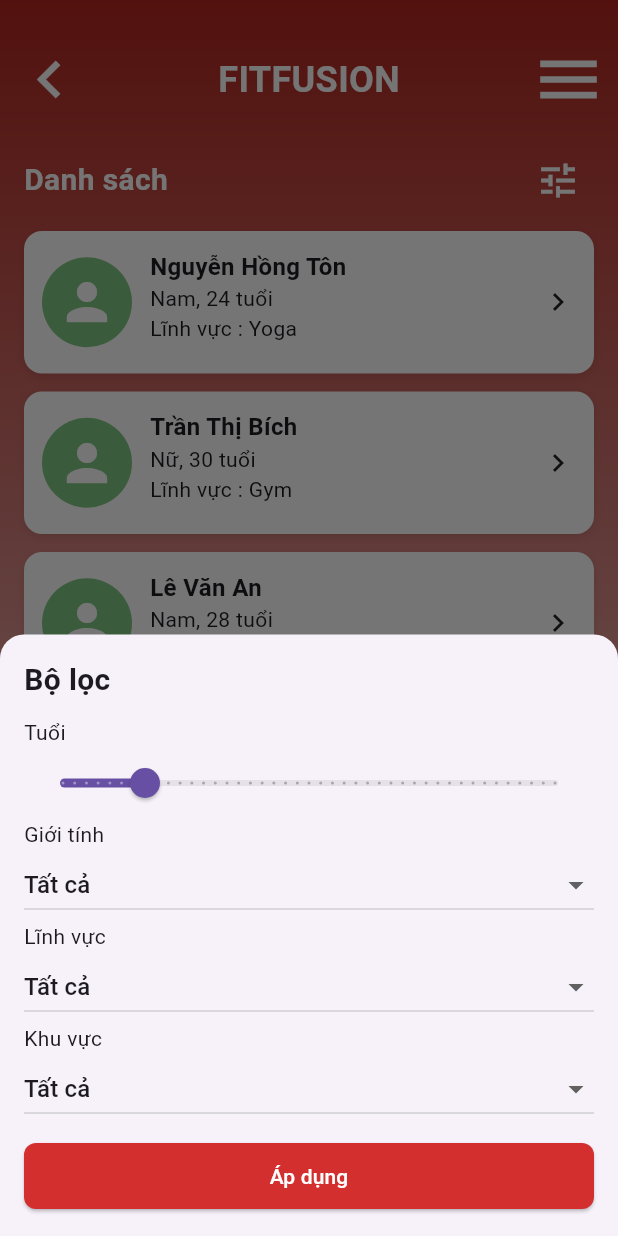
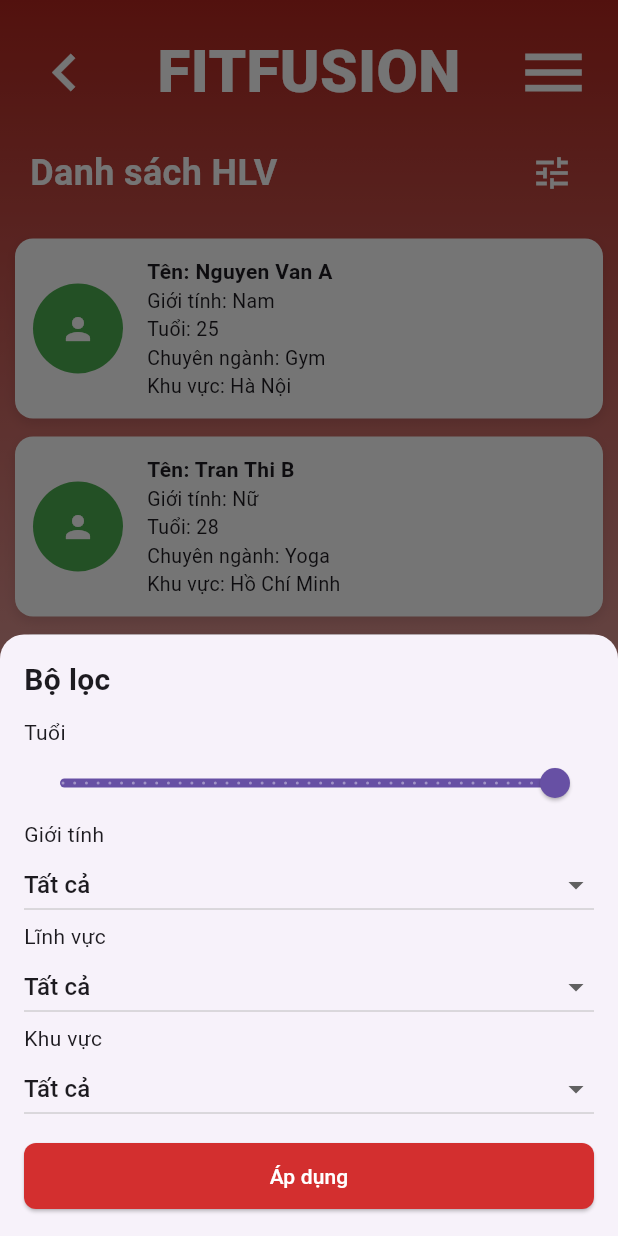
Before and after one commit to ToanTrinh2004/FITFUSION, a Flutter app: the CoachScreen screen opened directly, after a tap on the "tune" icon, on a phone screen of 412 x 824 dp. Run offline on Flutter 3.47's test engine with Material 3 defaults, Android fonts, the light colour scheme and no system bars; our stand-ins replace fl_chart.

Commit message:
upgrade Coach

```diff
--- a/fitfusion_frontend/lib/screen/home.dart
+++ b/fitfusion_frontend/lib/screen/home.dart
@@ -3,7 +3,7 @@
 import '../theme/theme.dart';
 import '../widgets/tabbar.dart';
 import '../widgets/widget_home.dart';
-import 'package:fitfusion_frontend/screen/main_features/coach.dart';
+import 'package:fitfusion_frontend/screen/main_features/coach/coach.dart';
 import 'package:fitfusion_frontend/screen/main_features/calories/calories.dart';
 import 'package:fitfusion_frontend/screen/main_features/workout/workout_home.dart';
 import 'package:fitfusion_frontend/screen/main_features/nutrition.dart';
--- a/fitfusion_frontend/lib/screen/main_features/coach.dart
+++ /dev/null
@@ -1,326 +0,0 @@
-import 'package:fitfusion_frontend/widgets/tabbar.dart';
-import 'package:flutter/material.dart';
-import 'package:fitfusion_frontend/theme/theme.dart';
-
-class CoachScreen extends StatefulWidget {
-  const CoachScreen({super.key});
-
-  @override
-  CoachScreenState createState() => CoachScreenState();
-}
-
-class CoachScreenState extends State<CoachScreen> {
-  double _age = 25; // Default age value
-  String _selectedGender = "Tất cả";
-  String _selectedField = "Tất cả";
-  String _selectedRegion = "Tất cả";
-
-  // Sample list of coaches
-  final List<Map<String, String>> _allCoaches = [
-    {
-      "name": "Nguyễn Hồng Tôn",
-      "gender": "Nam",
-      "age": "24",
-      "field": "Yoga",
-      "region": "Hà Nội"
-    },
-    {
-      "name": "Trần Thị Bích",
-      "gender": "Nữ",
-      "age": "30",
-      "field": "Gym",
-      "region": "Hồ Chí Minh"
-    },
-    {
-      "name": "Lê Văn An",
-      "gender": "Nam",
-      "age": "28",
-      "field": "Calisthenics",
-      "region": "Đà Nẵng"
-    },
-    {
-      "name": "Phạm Thị Hoa",
-      "gender": "Nữ",
-      "age": "26",
-      "field": "Cardio",
-      "region": "Hà Nội"
-    },
-    // Add more coaches as needed
-  ];
-
-  List<Map<String, String>> _filteredCoaches = [];
-
-  @override
-  void initState() {
-    super.initState();
-    _filteredCoaches = _allCoaches; // Initialize with all coaches
-  }
-
-  void _showFilterModal() {
-    double tempAge = _age;
-    String tempGender = _selectedGender;
-    String tempField = _selectedField;
-    String tempRegion = _selectedRegion;
-
-    showModalBottomSheet(
-      context: context,
-      isScrollControlled: true,
-      shape: const RoundedRectangleBorder(
-        borderRadius: BorderRadius.vertical(top: Radius.circular(16)),
-      ),
-      builder: (context) {
-        return StatefulBuilder(
-          builder: (context, setModalState) {
-            return Padding(
-              padding: const EdgeInsets.all(16.0),
-              child: Column(
-                mainAxisSize: MainAxisSize.min,
-                crossAxisAlignment: CrossAxisAlignment.start,
-                children: [
-                  const Text(
-                    "Bộ lọc",
-                    style: TextStyle(fontSize: 20, fontWeight: FontWeight.bold),
-                  ),
-                  const SizedBox(height: 10),
-
-                  // Age filter
-                  const Text("Tuổi"),
-                  Slider(
-                    value: tempAge,
-                    min: 18,
-                    max: 60,
-                    divisions: 42,
-                    label: tempAge.round().toString(),
-                    onChanged: (value) {
-                      setModalState(() {
-                        tempAge = value;
-                      });
-                    },
-                  ),
-
-                  // Gender filter
-                  const Text("Giới tính"),
-                  DropdownButton<String>(
-                    value: tempGender,
-                    isExpanded: true,
-                    items: ["Tất cả", "Nam", "Nữ"].map((String value) {
-                      return DropdownMenuItem<String>(
-                        value: value,
-                        child: Text(value),
-                      );
-                    }).toList(),
-                    onChanged: (newValue) {
-                      setModalState(() {
-                        tempGender = newValue!;
-                      });
-                    },
-                  ),
-
-                  // Field filter
-                  const Text("Lĩnh vực"),
-                  DropdownButton<String>(
-                    value: tempField,
-                    isExpanded: true,
-                    items: ["Tất cả", "Gym", "Yoga", "Calisthenics", "Cardio"].map((String value) {
-                      return DropdownMenuItem<String>(
-                        value: value,
-                        child: Text(value),
-                      );
-                    }).toList(),
-                    onChanged: (newValue) {
-                      setModalState(() {
-                        tempField = newValue!;
-                      });
-                    },
-                  ),
-
-                  // Region filter
-                  const Text("Khu vực"),
-                  DropdownButton<String>(
-                    value: tempRegion,
-                    isExpanded: true,
-                    items: ["Tất cả", "Hà Nội", "Hồ Chí Minh", "Đà Nẵng"].map((String value) {
-                      return DropdownMenuItem<String>(
-                        value: value,
-                        child: Text(value),
-                      );
-                    }).toList(),
-                    onChanged: (newValue) {
-                      setModalState(() {
-                        tempRegion = newValue!;
-                      });
-                    },
-                  ),
-
-                  const SizedBox(height: 10),
-
-                  // Apply filter button
-                  SizedBox(
-                    width: double.infinity,
-                    child: ElevatedButton(
-                      onPressed: () {
-                        setState(() {
-                          _age = tempAge;
-                          _selectedGender = tempGender;
-                          _selectedField = tempField;
-                          _selectedRegion = tempRegion;
-                          _filterCoaches(); // Call filter function
-                        });
-                        Navigator.pop(context);
-                      },
-                      style: ElevatedButton.styleFrom(
-                        backgroundColor: Colors.red[700],
-                        padding: const EdgeInsets.symmetric(vertical: 12),
-                        shape: RoundedRectangleBorder(
-                          borderRadius: BorderRadius.circular(8),
-                        ),
-                      ),
-                      child: const Text("Áp dụng", style: TextStyle(color: Colors.white)),
-                    ),
-                  ),
-                ],
-              ),
-            );
-          },
-        );
-      },
-    );
-  }
-
-  void _filterCoaches() {
-    setState(() {
-      _filteredCoaches = _allCoaches.where((coach) {
-        bool matchesAge = true;
-        bool matchesGender = true;
-        bool matchesField = true;
-        bool matchesRegion = true;
-
-        if (_selectedGender != "Tất cả") {
-          matchesGender = coach["gender"] == _selectedGender;
-        }
-
-        if (_selectedField != "Tất cả") {
-          matchesField = coach["field"] == _selectedField;
-        }
-
-        if (_selectedRegion != "Tất cả") {
-          matchesRegion = coach["region"] == _selectedRegion;
-        }
-
-        matchesAge = double.parse(coach["age"]!) <= _age; // Check age condition
-
-        return matchesAge && matchesGender && matchesField && matchesRegion;
-      }).toList();
-    });
-  }
-
-  @override
-  Widget build(BuildContext context) {
-    return Scaffold(
-      body: Container(
-        width: double.infinity,
-        height: double.infinity,
-        decoration: const BoxDecoration(
-          gradient: appGradient,
-        ),
-        child: Column(
-          children: [
-            const SizedBox(height: 20),
-            AppBarCustom(),
-            // Title + Filter Icon
-            Padding(
-              padding: const EdgeInsets.symmetric(vertical: 10, horizontal: 16),
-              child: Row(
-                mainAxisAlignment: MainAxisAlignment.spaceBetween,
-                children: [
-                  const Text(
-                    "Danh sách",
-                    style: TextStyle(
-                      fontSize: 20,
-                      fontWeight: FontWeight.bold,
-                      color: Colors.white,
-                    ),
-                  ),
-                  IconButton(
-                    icon: const Icon(Icons.tune, color: Colors.white, size: 30),
-                    onPressed: _showFilterModal,
-                  ),
-                ],
-              ),
-            ),
-
-            // Coaches list
-            Expanded(
-              child: ListView.builder(
-                padding: const EdgeInsets.symmetric(horizontal: 16),
-                itemCount: _filteredCoaches.length, // Dynamic item count
-                itemBuilder: (context, index) {
-                  final coach = _filteredCoaches[index];
-                  return Container(
-                    margin: const EdgeInsets.only(bottom: 12),
-                    padding: const EdgeInsets.all(12),
-                    decoration: BoxDecoration(
-                      color: Colors.white,
-                      borderRadius: BorderRadius.circular(12),
-                      boxShadow: [
-                        BoxShadow(
-                          color: Colors.black.withOpacity(0.1),
-                          blurRadius: 4,
-                          offset: const Offset(0, 2),
-                        ),
-                      ],
-                    ),
-                    child: Row(
-                      children: [
-                        // Avatar
-                        CircleAvatar(
-                          radius: 30,
-                          backgroundColor: Colors.green[300],
-                          child: const Icon(Icons.person, size: 40, color: Colors.white),
-                        ),
-                        const SizedBox(width: 12),
-
-                        // Coach information
-                        Expanded(
-                          child: Column(
-                            crossAxisAlignment: CrossAxisAlignment.start,
-                            children: [
-                              Text(
-                                coach["name"]!,
-                                style: const TextStyle(fontWeight: FontWeight.bold, fontSize: 16),
-                              ),
-                              Text("${coach["gender"]}, ${coach["age"]} tuổi", style: const TextStyle(fontSize: 14)),
-                              Text("Lĩnh vực : ${coach["field"]}", style: const TextStyle(fontSize: 14)),
-                              const SizedBox(height: 8),
-                            ],
-                          ),
-                        ),
-                        // Arrow icon
-                        const Icon(Icons.chevron_right, size: 24),
-                      ],
-                    ),
-                  );
-                },
-              ),
-            ),
-            // "Show more" button
-            Padding(
-              padding: const EdgeInsets.only(bottom: 16),
-              child: ElevatedButton(
-                onPressed: () {},
-                style: ElevatedButton.styleFrom(
-                  backgroundColor: Colors.red[700],
-                  padding: const EdgeInsets.symmetric(horizontal: 32, vertical: 12),
-                  shape: RoundedRectangleBorder(
-                    borderRadius: BorderRadius.circular(8),
-                  ),
-                ),
-                child: const Text("Show more", style: TextStyle(fontSize: 16, color: Colors.white)),
-              ),
-            ),
-          ],
-        ),
-      ),
-    );
-  }
-}
--- /dev/null
+++ b/fitfusion_frontend/lib/screen/main_features/coach/coach.dart
@@ -0,0 +1,280 @@
+import 'package:fitfusion_frontend/screen/main_features/coach/contactCoach.dart';
+import 'package:fitfusion_frontend/theme/theme.dart';
+import 'package:flutter/material.dart';
+import 'package:fitfusion_frontend/widgets/tabbar.dart';
+
+void main() {
+  runApp(const MaterialApp(
+    debugShowCheckedModeBanner: false,
+    home: CoachScreen(),
+  ));
+}
+
+class CoachScreen extends StatefulWidget {
+  const CoachScreen({super.key});
+
+  @override
+  State<CoachScreen> createState() => _CoachScreenState();
+}
+
+class _CoachScreenState extends State<CoachScreen> {
+  double _age = 60;
+  String _selectedGender = "Tất cả";
+  String _selectedField = "Tất cả";
+  String _selectedRegion = "Tất cả";
+
+  final List<Map<String, String>> _allCoaches = [
+    {
+      'name': 'Nguyen Van A',
+      'gender': 'Nam',
+      'age': '25',
+      'field': 'Gym',
+      'region': 'Hà Nội',
+    },
+    {
+      'name': 'Tran Thi B',
+      'gender': 'Nữ',
+      'age': '28',
+      'field': 'Yoga',
+      'region': 'Hồ Chí Minh',
+    },
+    {
+      'name': 'Le Van C',
+      'gender': 'Nam',
+      'age': '30',
+      'field': 'Fitness',
+      'region': 'Đà Nẵng',
+    },
+  ];
+
+  List<Map<String, String>> _filteredCoaches = [];
+
+  @override
+  void initState() {
+    super.initState();
+    _filteredCoaches = _allCoaches;
+  }
+
+  void _showFilterModal() {
+    double tempAge = _age;
+    String tempGender = _selectedGender;
+    String tempField = _selectedField;
+    String tempRegion = _selectedRegion;
+
+    showModalBottomSheet(
+      context: context,
+      isScrollControlled: true,
+      shape: const RoundedRectangleBorder(
+        borderRadius: BorderRadius.vertical(top: Radius.circular(16)),
+      ),
+      builder: (context) {
+        return StatefulBuilder(
+          builder: (context, setModalState) {
+            return Padding(
+              padding: const EdgeInsets.all(16.0),
+              child: Column(
+                mainAxisSize: MainAxisSize.min,
+                crossAxisAlignment: CrossAxisAlignment.start,
+                children: [
+
+                  const Text("Bộ lọc", style: TextStyle(fontSize: 20, fontWeight: FontWeight.bold)),
+                  const SizedBox(height: 10),
+                  const Text("Tuổi"),
+                  Slider(
+                    value: tempAge,
+                    min: 18,
+                    max: 60,
+                    divisions: 42,
+                    label: tempAge.round().toString(),
+                    onChanged: (value) {
+                      setModalState(() {
+                        tempAge = value;
+                      });
+                    },
+                  ),
+                  const Text("Giới tính"),
+                  DropdownButton<String>(
+                    value: tempGender,
+                    isExpanded: true,
+                    items: ["Tất cả", "Nam", "Nữ"].map((String value) {
+                      return DropdownMenuItem<String>(
+                        value: value,
+                        child: Text(value),
+                      );
+                    }).toList(),
+                    onChanged: (newValue) {
+                      setModalState(() {
+                        tempGender = newValue!;
+                      });
+                    },
+                  ),
+                  const Text("Lĩnh vực"),
+                  DropdownButton<String>(
+                    value: tempField,
+                    isExpanded: true,
+                    items: ["Tất cả", "Gym", "Yoga", "Fitness"].map((String value) {
+                      return DropdownMenuItem<String>(
+                        value: value,
+                        child: Text(value),
+                      );
+                    }).toList(),
+                    onChanged: (newValue) {
+                      setModalState(() {
+                        tempField = newValue!;
+                      });
+                    },
+                  ),
+                  const Text("Khu vực"),
+                  DropdownButton<String>(
+                    value: tempRegion,
+                    isExpanded: true,
+                    items: ["Tất cả", "Hà Nội", "Hồ Chí Minh", "Đà Nẵng"].map((String value) {
+                      return DropdownMenuItem<String>(
+                        value: value,
+                        child: Text(value),
+                      );
+                    }).toList(),
+                    onChanged: (newValue) {
+                      setModalState(() {
+                        tempRegion = newValue!;
+                      });
+                    },
+                  ),
+                  const SizedBox(height: 10),
+                  SizedBox(
+                    width: double.infinity,
+                    child: ElevatedButton(
+                      onPressed: () {
+                        setState(() {
+                          _age = tempAge;
+                          _selectedGender = tempGender;
+                          _selectedField = tempField;
+                          _selectedRegion = tempRegion;
+                          _filterCoaches();
+                        });
+                        Navigator.pop(context);
+                      },
+                      style: ElevatedButton.styleFrom(
+                        backgroundColor: Colors.red[700],
+                        padding: const EdgeInsets.symmetric(vertical: 12),
+                        shape: RoundedRectangleBorder(
+                          borderRadius: BorderRadius.circular(8),
+                        ),
+                      ),
+                      child: const Text("Áp dụng", style: TextStyle(color: Colors.white)),
+                    ),
+                  ),
+                ],
+              ),
+            );
+          },
+        );
+      },
+    );
+  }
+
+  void _filterCoaches() {
+    setState(() {
+      _filteredCoaches = _allCoaches.where((coach) {
+        bool matchesAge = double.parse(coach["age"]!) <= _age;
+        bool matchesGender = _selectedGender == "Tất cả" || coach["gender"] == _selectedGender;
+        bool matchesField = _selectedField == "Tất cả" || coach["field"] == _selectedField;
+        bool matchesRegion = _selectedRegion == "Tất cả" || coach["region"] == _selectedRegion;
+        return matchesAge && matchesGender && matchesField && matchesRegion;
+      }).toList();
+    });
+  }
+
+  @override
+  Widget build(BuildContext context) {
+    return Scaffold(
+      body: Container(
+        width: double.infinity,
+        height: double.infinity,
+        decoration: const BoxDecoration(
+          gradient: appGradient,
+        ),
+        child: Padding(
+          padding: const EdgeInsets.symmetric(horizontal: 10),
+          child: Column(
+            children: [
+              const SizedBox(height: 15),
+              AppBarCustom(),
+              const SizedBox(height: 10),
+              Padding(
+                padding: const EdgeInsets.symmetric(horizontal: 10),
+                child: Row(
+                  mainAxisAlignment: MainAxisAlignment.spaceBetween,
+                  children: [
+                    const Text(
+                      'Danh sách HLV',
+                      style: TextStyle(color: Colors.white, fontSize: 24, fontWeight: FontWeight.bold),
+                    ),
+                    IconButton(
+                      icon: const Icon(Icons.tune, color: Colors.white, size: 28),
+                      onPressed: _showFilterModal,
+                    ),
+                  ],
+                ),
+              ),
+              const SizedBox(height: 20),
+              Expanded(
+                child: ListView.builder(
+                  itemCount: _filteredCoaches.length,
+                  itemBuilder: (context, index) {
+                    final coach = _filteredCoaches[index];
+                    return GestureDetector(
+                      onTap: () {
+                        Navigator.push(
+                          context,
+                          MaterialPageRoute(
+                            builder: (context) => CoachDetailScreen(coach: coach),
+                          ),
+                        );
+                      },
+                      child: Container(
+                        margin: const EdgeInsets.only(bottom: 12),
+                        padding: const EdgeInsets.all(12),
+                        decoration: BoxDecoration(
+                          color: Colors.white,
+                          borderRadius: BorderRadius.circular(12),
+                          boxShadow: [
+                            BoxShadow(
+                              color: Colors.black.withOpacity(0.1),
+                              blurRadius: 6,
+                              offset: const Offset(0, 3),
+                            ),
+                          ],
+                        ),
+                        child: Row(
+                          children: [
+                            const CircleAvatar(
+                              radius: 30,
+                              backgroundColor: Colors.green,
+                              child: Icon(Icons.person, color: Colors.white),
+                            ),
+                            const SizedBox(width: 16),
+                            Column(
+                              crossAxisAlignment: CrossAxisAlignment.start,
+                              children: [
+                                Text("Tên: ${coach['name']}", style: const TextStyle(fontWeight: FontWeight.bold)),
+                                Text("Giới tính: ${coach['gender']}", style: const TextStyle(fontSize: 13)),
+                                Text("Tuổi: ${coach['age']}", style: const TextStyle(fontSize: 13)),
+                                Text("Chuyên ngành: ${coach['field']}", style: const TextStyle(fontSize: 13)),
+                                Text("Khu vực: ${coach['region']}", style: const TextStyle(fontSize: 13)),
+                              ],
+                            )
+                          ],
+                        ),
+                      ),
+                    );
+                  },
+                ),
+              ),
+            ],
+          ),
+        ),
+      ),
+    );
+  }
+}
--- a/fitfusion_frontend/lib/widgets/tabbar.dart
+++ b/fitfusion_frontend/lib/widgets/tabbar.dart
@@ -96,11 +96,7 @@
         ),
         const Text(
           "FITFUSION",
-          style: TextStyle(
-            fontSize: 24,
-            fontWeight: FontWeight.bold,
-            color: Colors.white,
-          ),
+          style: AppTextStyles.title
         ),
         IconButton(
           icon: const Icon(Icons.menu, color: Colors.white, size: 50),
```
Also changed, not shown: fitfusion_frontend/lib/screen/main_features/coach/contactCoach.dart (added, +83 -0 lines).
